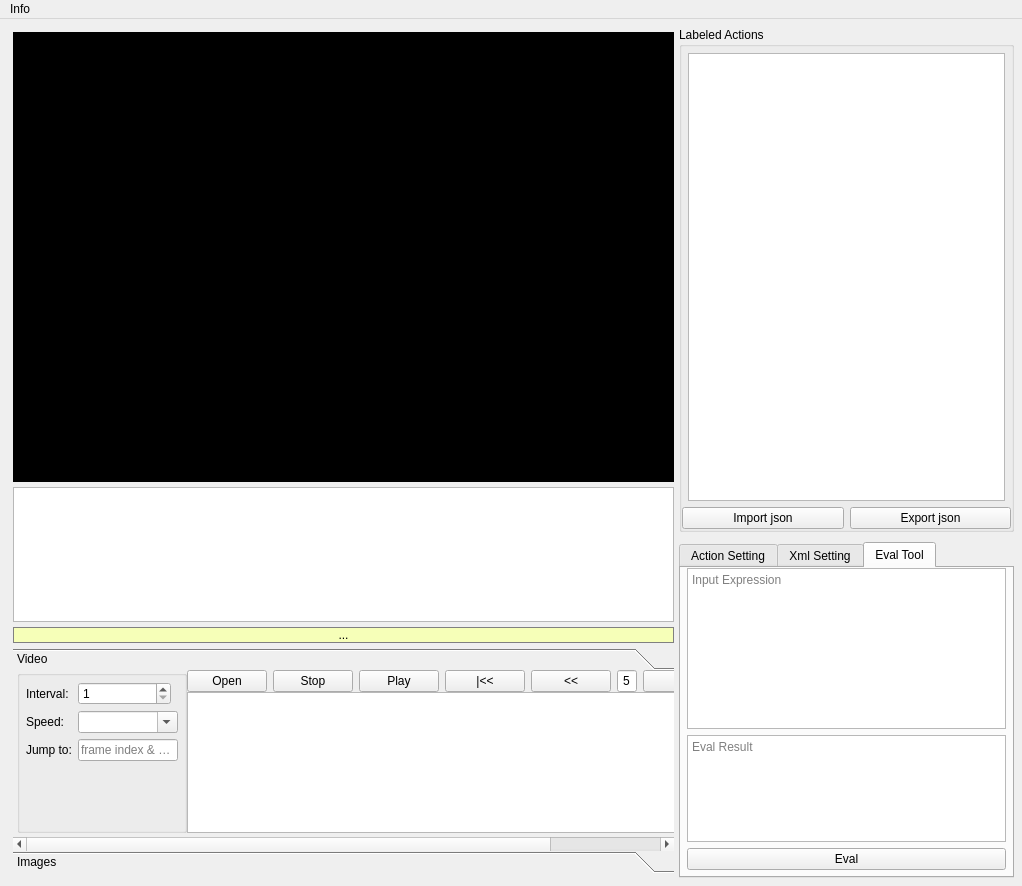
Before: the Qt Designer form view/ui_from_creator/mainwindow.ui in ZDL-Git/ActionLabeller, drawn with Qt 5.
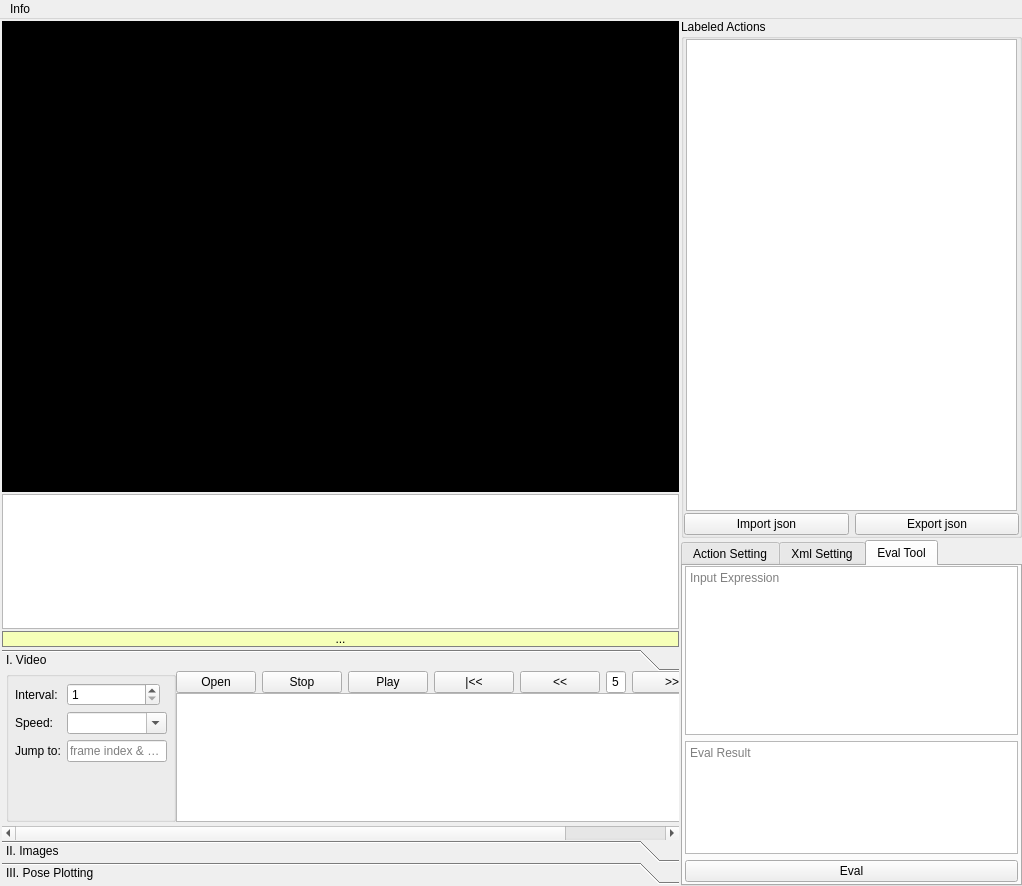
After: the same form once the commit is applied. The open tabs and pages were chosen to show the change. Custom widgets are drawn as their Qt base class.

Commit message: 1.调整前台，更紧凑布局

Patch:
```diff
--- a/view/ui_from_creator/mainwindow.ui
+++ b/view/ui_from_creator/mainwindow.ui
@@ -34,16 +34,16 @@
      <enum>QLayout::SetDefaultConstraint</enum>
     </property>
     <property name="leftMargin">
-     <number>8</number>
+     <number>0</number>
     </property>
     <property name="topMargin">
-     <number>8</number>
+     <number>0</number>
     </property>
     <property name="rightMargin">
-     <number>8</number>
+     <number>0</number>
     </property>
     <property name="bottomMargin">
-     <number>8</number>
+     <number>0</number>
     </property>
     <item>
      <layout class="QHBoxLayout" name="horizontalLayout" stretch="2,1">
@@ -62,19 +62,19 @@
       <item>
        <layout class="QVBoxLayout" name="left_half_layout" stretch="4,1,1,2">
         <property name="spacing">
-         <number>5</number>
+         <number>2</number>
         </property>
         <property name="leftMargin">
-         <number>5</number>
+         <number>2</number>
         </property>
         <property name="topMargin">
-         <number>5</number>
+         <number>2</number>
         </property>
         <property name="rightMargin">
-         <number>5</number>
+         <number>2</number>
         </property>
         <property name="bottomMargin">
-         <number>5</number>
+         <number>2</number>
         </property>
         <item>
          <widget class="VideoLabelWidget" name="label_show">
@@ -228,11 +228,11 @@
                <x>0</x>
                <y>0</y>
                <width>691</width>
-               <height>158</height>
+               <height>144</height>
               </rect>
              </property>
              <attribute name="label">
-              <string>Video</string>
+              <string>I. Video</string>
              </attribute>
              <layout class="QGridLayout" name="gridLayout_5">
               <property name="leftMargin">
@@ -504,6 +504,12 @@
                         <height>0</height>
                        </size>
                       </property>
+                      <property name="maximumSize">
+                       <size>
+                        <width>50</width>
+                        <height>16777215</height>
+                       </size>
+                      </property>
                       <property name="text">
                        <string>5</string>
                       </property>
@@ -566,7 +572,7 @@
               </rect>
              </property>
              <attribute name="label">
-              <string>Images</string>
+              <string>II. Images</string>
              </attribute>
              <layout class="QGridLayout" name="gridLayout_3" rowstretch="0,0,0,0">
               <property name="leftMargin">
@@ -682,6 +688,11 @@
               </item>
              </layout>
             </widget>
+            <widget class="QWidget" name="page_3">
+             <attribute name="label">
+              <string>III. Pose Plotting</string>
+             </attribute>
+            </widget>
            </widget>
           </item>
          </layout>
@@ -700,7 +711,7 @@
          <number>0</number>
         </property>
         <property name="verticalSpacing">
-         <number>10</number>
+         <number>2</number>
         </property>
         <item row="0" column="0">
          <widget class="QGroupBox" name="groupBox_2">
@@ -765,16 +776,16 @@
            <item row="1" column="0">
             <layout class="QGridLayout" name="gridLayout_2">
              <property name="leftMargin">
-              <number>6</number>
+              <number>2</number>
              </property>
              <property name="topMargin">
-              <number>6</number>
+              <number>0</number>
              </property>
              <property name="rightMargin">
-              <number>6</number>
+              <number>2</number>
              </property>
              <property name="bottomMargin">
-              <number>6</number>
+              <number>2</number>
              </property>
              <item row="0" column="0">
               <widget class="LabeledTableWidget" name="table_labeled">
@@ -1039,16 +1050,16 @@
            </attribute>
            <layout class="QGridLayout" name="gridLayout_9" rowstretch="3,2,0">
             <property name="leftMargin">
-             <number>6</number>
+             <number>2</number>
             </property>
             <property name="topMargin">
              <number>0</number>
             </property>
             <property name="rightMargin">
-             <number>6</number>
+             <number>2</number>
             </property>
             <property name="bottomMargin">
-             <number>6</number>
+             <number>2</number>
             </property>
             <item row="2" column="0">
              <widget class="QPushButton" name="btn_eval">
```
Left out of the diff: 14 changed lines with no effect on the pictures.
